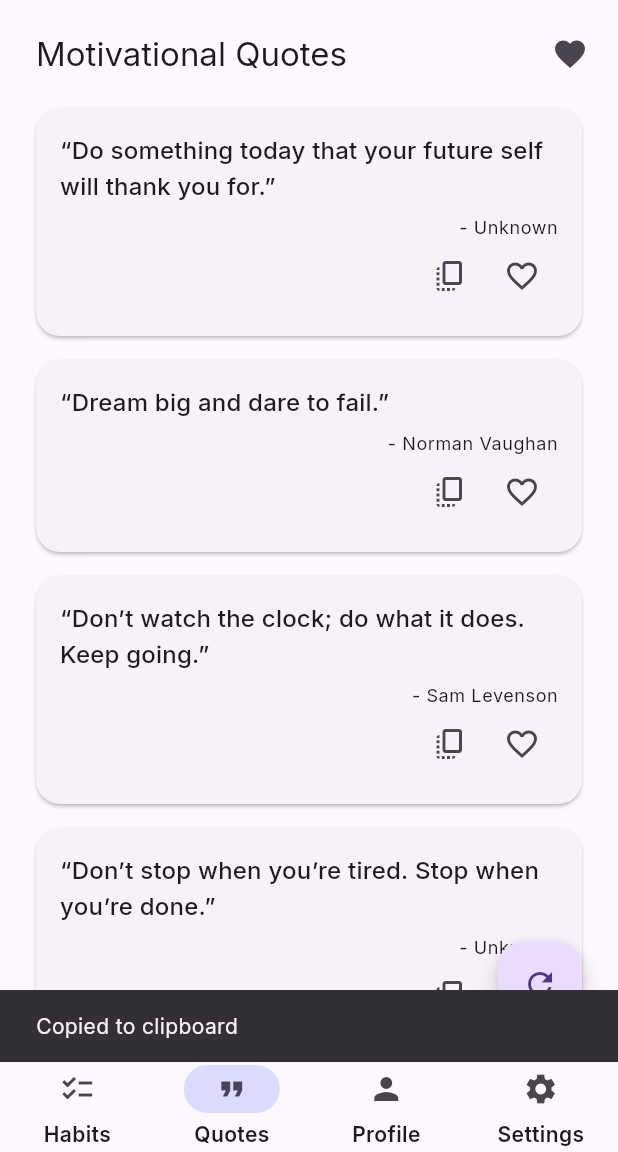
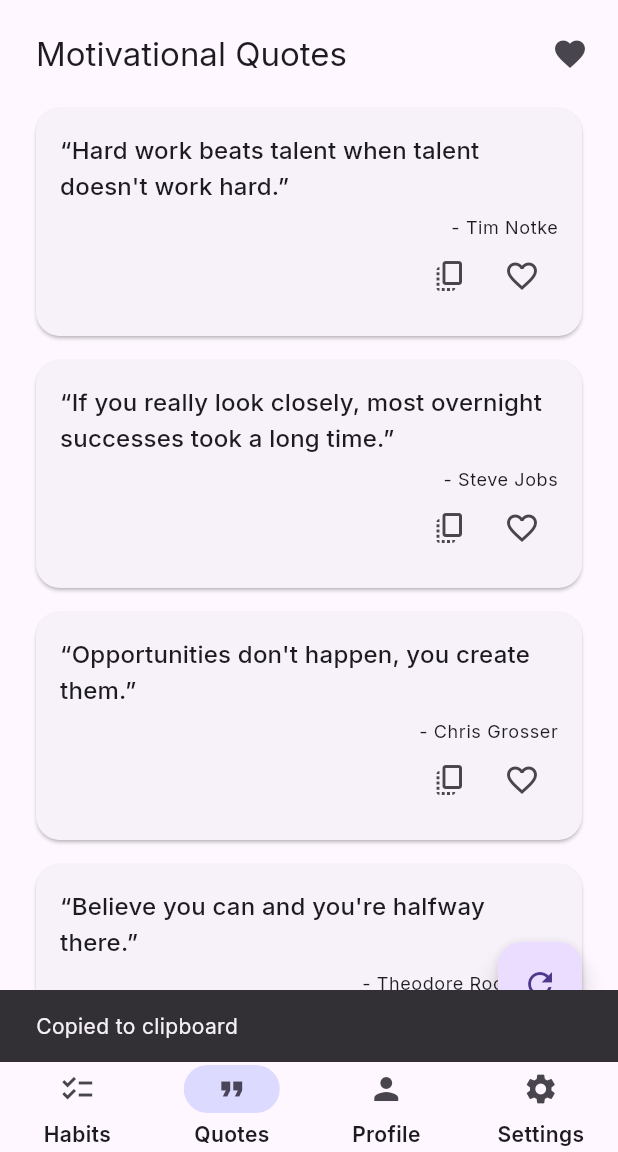
Before and after one commit to jak-Shaon/Flutter_Habit_Tracker_App, a Flutter app: the HomeScreen screen opened directly, item 2 of the bottom bar chosen, after a tap on the "copy all" icon, on a phone screen of 412 x 824 dp, the part 84-1236 px from its top. Run offline on Flutter 3.47's test engine with Material 3 defaults, Android fonts, the phone set to English and light mode, and no system bars; our stand-ins replace cloud_firestore, firebase_auth, firebase_core, fl_chart, google_fonts, shared_preferences; missing offline and left inert: clipboard; accounts and stored records are empty; network calls fail.

Commit message:
Fixed the bugs

```diff
--- a/lib/screens/habit/habit_list_screen.dart
+++ b/lib/screens/habit/habit_list_screen.dart
@@ -12,19 +12,14 @@ class HabitListScreen extends StatelessWidget {
   Widget build(BuildContext context) {
     final hp = context.watch<HabitProvider>();
 
-    return Scaffold(
-      appBar: AppBar(
-        centerTitle: true,
-      ),
-      body: RefreshIndicator(
+    return RefreshIndicator(
         onRefresh: () async {
           await Future.delayed(const Duration(milliseconds: 300));
         },
         child: Column(
           children: [
-            const SizedBox(height: 12),
             Padding(
-              padding: const EdgeInsets.symmetric(horizontal: 16),
+              padding: const EdgeInsets.fromLTRB(16, 16, 16, 0),
               child: Row(
                 children: [
                   Expanded(
@@ -40,10 +35,16 @@ class HabitListScreen extends StatelessWidget {
                       decoration: InputDecoration(
                         prefixIcon: const Icon(Icons.filter_alt),
                         labelText: 'Filter by category',
+                        labelStyle: const TextStyle(
+                          fontSize: 14,
+                          fontWeight: FontWeight.w500,
+                        ),
                         border: OutlineInputBorder(
                           borderRadius: BorderRadius.circular(12),
                         ),
-                        contentPadding: const EdgeInsets.symmetric(vertical: 0, horizontal: 12),
+                        contentPadding: const EdgeInsets.symmetric(vertical: 16, horizontal: 12),
+                        filled: true,
+                        fillColor: Theme.of(context).colorScheme.surface,
                       ),
                     ),
                   ),
@@ -83,15 +84,6 @@ class HabitListScreen extends StatelessWidget {
             ),
           ],
         ),
-      ),
-      floatingActionButton: FloatingActionButton.extended(
-        onPressed: () => Navigator.push(
-          context,
-          MaterialPageRoute(builder: (_) => const HabitFormScreen()),
-        ),
-        icon: const Icon(Icons.add),
-        label: const Text('New Habit'),
-      ),
-    );
+      );
   }
 }
--- a/lib/screens/home_screen.dart
+++ b/lib/screens/home_screen.dart
@@ -2,6 +2,7 @@ import 'package:flutter/material.dart';
 import 'package:provider/provider.dart';
 import '../providers/auth_provider.dart';
 import 'habit/habit_list_screen.dart';
+import 'habit/habit_form_screen.dart';
 import 'quotes_screen.dart';
 import 'profile_screen.dart';
 import 'settings_screen.dart';
@@ -81,6 +82,14 @@ class _HomeScreenState extends State<HomeScreen> {
             padding: const EdgeInsets.all(8.0),
             child: _pages[_index],
           ),
+          floatingActionButton: _index == 0 ? FloatingActionButton.extended(
+            onPressed: () => Navigator.push(
+              context,
+              MaterialPageRoute(builder: (_) => const HabitFormScreen()),
+            ),
+            icon: const Icon(Icons.add),
+            label: const Text('New Habit'),
+          ) : null,
           bottomNavigationBar: NavigationBarTheme(
             data: NavigationBarThemeData(
               indicatorColor:
--- a/lib/services/quotes_service.dart
+++ b/lib/services/quotes_service.dart
@@ -10,7 +10,9 @@ class QuotesService {
   /// Fetch quotes from API or fallback
   Future<List<Quote>> fetchQuotes({int limit = 10}) async {
     try {
-      final uri = Uri.parse('https://api.quotable.io/quotes?limit=$limit');
+      // Add random page parameter to get different quotes
+      final page = (DateTime.now().millisecondsSinceEpoch % 100) + 1;
+      final uri = Uri.parse('https://api.quotable.io/quotes?limit=$limit&page=$page');
       final res = await http.get(uri).timeout(const Duration(seconds: 10));
 
       if (res.statusCode == 200) {
@@ -25,22 +27,33 @@ class QuotesService {
       print("Error fetching quotes: $e");
     }
 
-    // Fallback quotes (local static list)
-    return [
+    // Fallback quotes (local static list) - shuffle for variety
+    final fallbackQuotes = [
       Quote(id: '1', content: 'Stay positive, work hard, make it happen.', author: 'Unknown'),
       Quote(id: '2', content: 'Believe you can and you\'re halfway there.', author: 'Theodore Roosevelt'),
       Quote(id: '3', content: 'Do something today that your future self will thank you for.', author: 'Unknown'),
       Quote(id: '4', content: 'Success is not final, failure is not fatal: It is the courage to continue that counts.', author: 'Winston Churchill'),
-      Quote(id: '5', content: 'Don’t watch the clock; do what it does. Keep going.', author: 'Sam Levenson'),
+      Quote(id: '5', content: 'Don\'t watch the clock; do what it does. Keep going.', author: 'Sam Levenson'),
       Quote(id: '6', content: 'Great things never come from comfort zones.', author: 'Unknown'),
-      Quote(id: '7', content: 'Opportunities don’t happen, you create them.', author: 'Chris Grosser'),
+      Quote(id: '7', content: 'Opportunities don\'t happen, you create them.', author: 'Chris Grosser'),
       Quote(id: '8', content: 'Push yourself, because no one else is going to do it for you.', author: 'Unknown'),
       Quote(id: '9', content: 'Dream big and dare to fail.', author: 'Norman Vaughan'),
-      Quote(id: '10', content: 'Hard work beats talent when talent doesn’t work hard.', author: 'Tim Notke'),
-      Quote(id: '11', content: 'Don’t stop when you’re tired. Stop when you’re done.', author: 'Unknown'),
+      Quote(id: '10', content: 'Hard work beats talent when talent doesn\'t work hard.', author: 'Tim Notke'),
+      Quote(id: '11', content: 'Don\'t stop when you\'re tired. Stop when you\'re done.', author: 'Unknown'),
       Quote(id: '12', content: 'The secret of getting ahead is getting started.', author: 'Mark Twain'),
-      Quote(id: '13', content: 'Your limitation—it’s only your imagination.', author: 'Unknown')
+      Quote(id: '13', content: 'Your limitation—it\'s only your imagination.', author: 'Unknown'),
+      Quote(id: '14', content: 'The way to get started is to quit talking and begin doing.', author: 'Walt Disney'),
+      Quote(id: '15', content: 'Innovation distinguishes between a leader and a follower.', author: 'Steve Jobs'),
+      Quote(id: '16', content: 'Life is what happens to you while you\'re busy making other plans.', author: 'John Lennon'),
+      Quote(id: '17', content: 'The future belongs to those who believe in the beauty of their dreams.', author: 'Eleanor Roosevelt'),
+      Quote(id: '18', content: 'It is during our darkest moments that we must focus to see the light.', author: 'Aristotle'),
+      Quote(id: '19', content: 'The only way to do great work is to love what you do.', author: 'Steve Jobs'),
+      Quote(id: '20', content: 'If you really look closely, most overnight successes took a long time.', author: 'Steve Jobs'),
     ];
+
+    // Shuffle the fallback quotes and return the requested limit
+    fallbackQuotes.shuffle();
+    return fallbackQuotes.take(limit).toList();
   }
 
   CollectionReference<Map<String, dynamic>> favQuotesRef(String uid) =>
```
Also changed, not shown: lib/providers/auth_provider.dart (+31 -3 lines), lib/screens/habit/habit_detail_screen.dart (+12 -15 lines), lib/screens/settings_screen.dart (+44 -1 lines).
